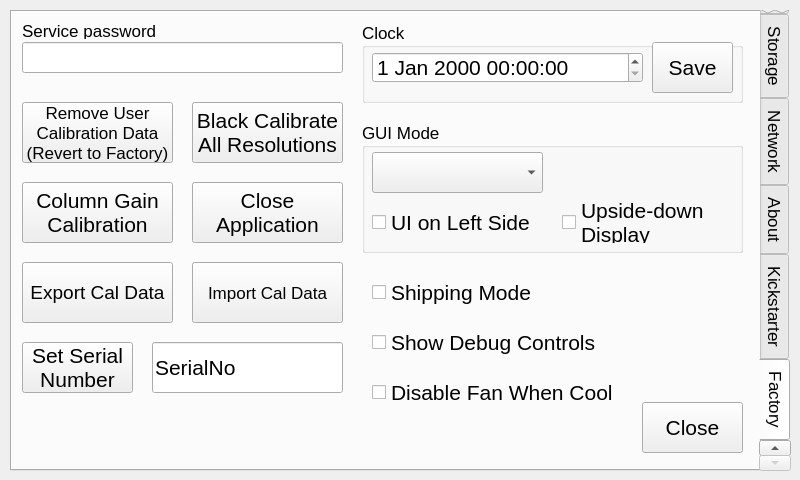
Qt form src/utilwindow.ui (krontech/chronos-cam-app) before a commit.
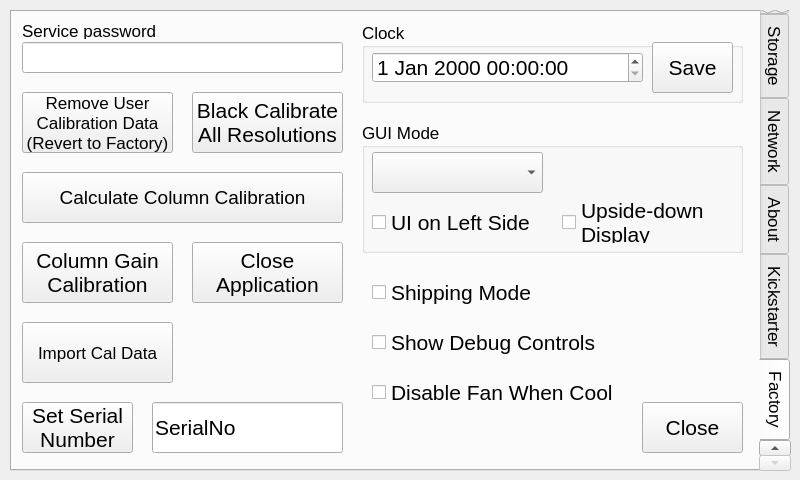
The same form after that commit. The open tabs and pages were chosen to show the change. Custom widgets are drawn as their Qt base class.

Commit message:
GUI (GUI->Factory->Export Cal Data) update for on-camera calibration
1. The label is changed from 'Export Cal Data' to 'Calculate Column Calibration'

2. This button should be always visible for 2.1 and invisible for 1.4

3. Extend the timeout call from 180000 to 300000

```diff
--- a/src/utilwindow.ui
+++ b/src/utilwindow.ui
@@ -1861,7 +1861,7 @@
      <property name="geometry">
       <rect>
        <x>10</x>
-       <y>170</y>
+       <y>230</y>
        <width>151</width>
        <height>61</height>
       </rect>
@@ -1880,7 +1880,7 @@
      <property name="geometry">
       <rect>
        <x>180</x>
-       <y>90</y>
+       <y>80</y>
        <width>151</width>
        <height>61</height>
       </rect>
@@ -1899,7 +1899,7 @@
      <property name="geometry">
       <rect>
        <x>180</x>
-       <y>170</y>
+       <y>230</y>
        <width>151</width>
        <height>61</height>
       </rect>
@@ -1918,7 +1918,7 @@
      <property name="geometry">
       <rect>
        <x>140</x>
-       <y>330</y>
+       <y>390</y>
        <width>191</width>
        <height>51</height>
       </rect>
@@ -1939,7 +1939,7 @@
      <property name="geometry">
       <rect>
        <x>10</x>
-       <y>330</y>
+       <y>390</y>
        <width>111</width>
        <height>51</height>
       </rect>
@@ -2016,7 +2016,7 @@
      <property name="geometry">
       <rect>
        <x>10</x>
-       <y>90</y>
+       <y>80</y>
        <width>151</width>
        <height>61</height>
       </rect>
@@ -2077,8 +2077,8 @@
     <widget class="QPushButton" name="cmdImportCalData">
      <property name="geometry">
       <rect>
-       <x>180</x>
-       <y>250</y>
+       <x>10</x>
+       <y>310</y>
        <width>151</width>
        <height>61</height>
       </rect>
@@ -2091,9 +2091,9 @@
      <property name="geometry">
       <rect>
        <x>10</x>
-       <y>250</y>
-       <width>151</width>
-       <height>61</height>
+       <y>160</y>
+       <width>321</width>
+       <height>51</height>
       </rect>
      </property>
      <property name="font">
@@ -2102,7 +2102,7 @@
       </font>
      </property>
      <property name="text">
-      <string>Export Cal Data</string>
+      <string>Calculate Column Calibration</string>
      </property>
     </widget>
     <widget class="QCheckBox" name="chkFanDisable">
```
Left out of the diff: 2 changed lines with no effect on the pictures. The commit also changes 2 other files.
